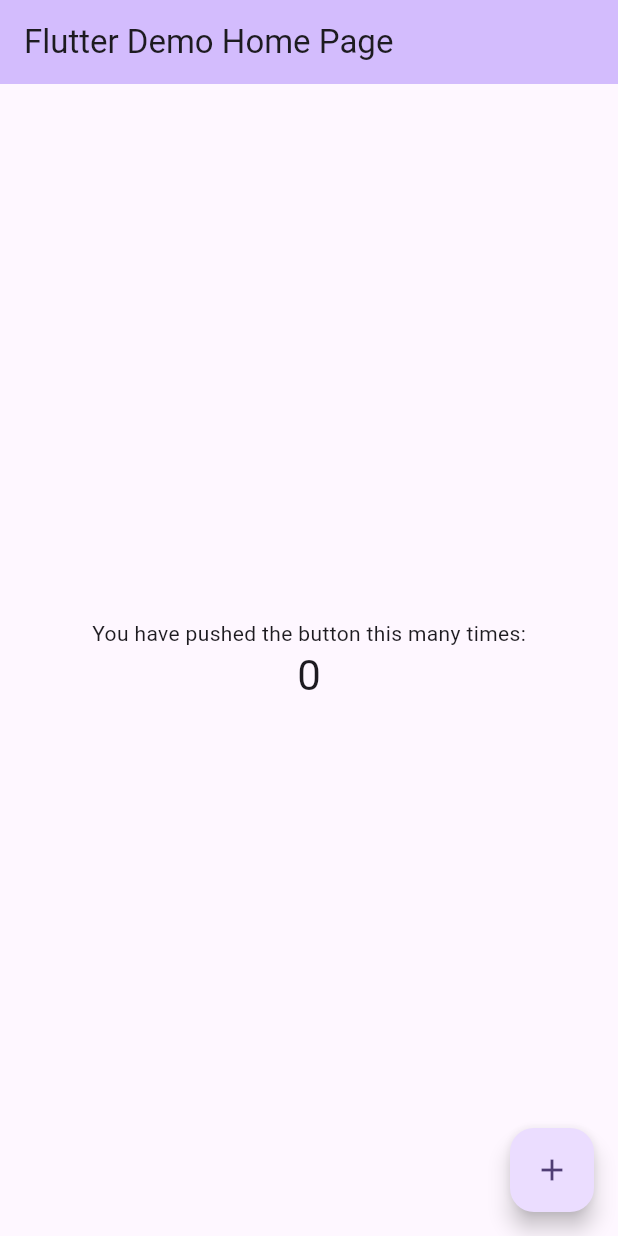
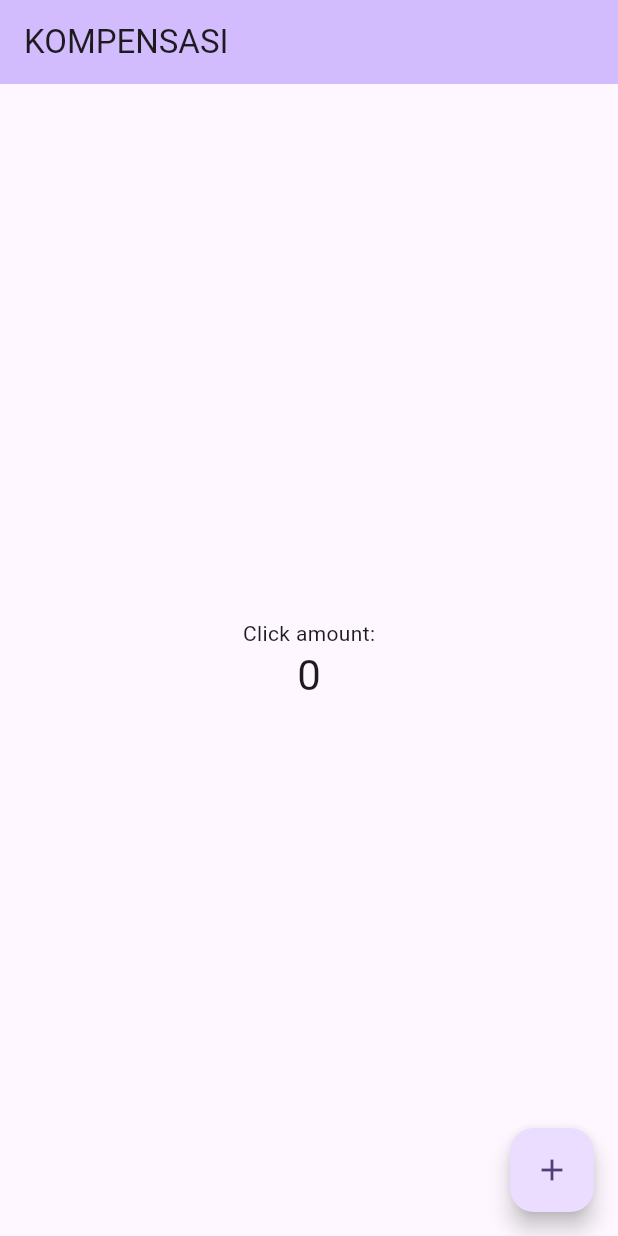
Before and after one commit to nauqi-1/Mobile_PBL, a Flutter app: the screen it shows after launch, on a phone screen of 412 x 824 dp. Run offline on Flutter 3.47's test engine with Material 3 defaults, Android fonts, the phone set to English and light mode, and no system bars.

Commit message:
edit test page

```diff
--- a/lib/main.dart
+++ b/lib/main.dart
@@ -31,7 +31,7 @@ class MyApp extends StatelessWidget {
         colorScheme: ColorScheme.fromSeed(seedColor: Colors.deepPurple),
         useMaterial3: true,
       ),
-      home: const MyHomePage(title: 'Flutter Demo Home Page'),
+      home: const MyHomePage(title: 'KOMPENSASI'),
     );
   }
 }
@@ -106,7 +106,7 @@ class _MyHomePageState extends State<MyHomePage> {
           mainAxisAlignment: MainAxisAlignment.center,
           children: <Widget>[
             const Text(
-              'You have pushed the button this many times:',
+              'Click amount:',
             ),
             Text(
               '$_counter',
```
